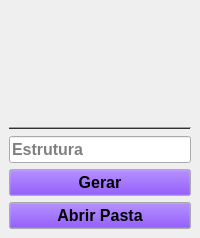
The window that resources/uis/main.ui (foxtec198/Desktop_GQR) describes before a commit, drawn with Qt 5.
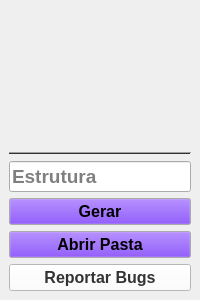
The same window after the commit. Icons and pictures are not drawn.

Diff of the .ui file:
```diff
--- a/resources/uis/main.ui
+++ b/resources/uis/main.ui
@@ -13,7 +13,7 @@
     <x>0</x>
     <y>0</y>
     <width>200</width>
-    <height>238</height>
+    <height>300</height>
    </rect>
   </property>
   <property name="sizePolicy">
@@ -25,12 +25,12 @@
   <property name="minimumSize">
    <size>
     <width>200</width>
-    <height>200</height>
+    <height>300</height>
    </size>
   </property>
   <property name="maximumSize">
    <size>
-    <width>200</width>
+    <width>500</width>
     <height>238</height>
    </size>
   </property>
@@ -163,6 +163,9 @@
       <property name="text">
        <string/>
       </property>
+      <property name="textFormat">
+       <enum>Qt::AutoText</enum>
+      </property>
       <property name="pixmap">
        <pixmap>../scr/qr.png</pixmap>
       </property>
@@ -183,6 +186,11 @@
     </item>
     <item>
      <widget class="QLineEdit" name="estruturaEntry">
+      <property name="font">
+       <font>
+        <pointsize>14</pointsize>
+       </font>
+      </property>
       <property name="toolTip">
        <string>Adicione um CR ou uma Estrutura Especifica</string>
       </property>
@@ -196,6 +204,16 @@
       <property name="text">
        <string>Gerar</string>
       </property>
+      <property name="icon">
+       <iconset>
+        <normaloff>../scr/icons8-engrenagem-100.png</normaloff>../scr/icons8-engrenagem-100.png</iconset>
+      </property>
+      <property name="iconSize">
+       <size>
+        <width>20</width>
+        <height>20</height>
+       </size>
+      </property>
       <property name="shortcut">
        <string>Enter</string>
       </property>
@@ -211,13 +229,52 @@
       </property>
       <property name="icon">
        <iconset>
-        <normaloff>../scr/icons8-pasta-100.png</normaloff>../scr/icons8-pasta-100.png</iconset>
+        <normaloff>../scr/icons8-pasta-100 (1).png</normaloff>../scr/icons8-pasta-100 (1).png</iconset>
+      </property>
+      <property name="iconSize">
+       <size>
+        <width>20</width>
+        <height>20</height>
+       </size>
       </property>
       <property name="shortcut">
        <string>Ctrl+O</string>
       </property>
      </widget>
     </item>
+    <item>
+     <widget class="QPushButton" name="gitBtn">
+      <property name="font">
+       <font>
+        <family>MS UI Gothic</family>
+        <pointsize>12</pointsize>
+        <weight>75</weight>
+        <italic>false</italic>
+        <bold>true</bold>
+       </font>
+      </property>
+      <property name="cursor">
+       <cursorShape>ArrowCursor</cursorShape>
+      </property>
+      <property name="styleSheet">
+       <string notr="true">background-color: white;
+color: #333;</string>
+      </property>
+      <property name="text">
+       <string>Reportar Bugs</string>
+      </property>
+      <property name="icon">
+       <iconset>
+        <normaloff>../scr/25231.png</normaloff>../scr/25231.png</iconset>
+      </property>
+      <property name="iconSize">
+       <size>
+        <width>20</width>
+        <height>20</height>
+       </size>
+      </property>
+     </widget>
+    </item>
    </layout>
   </widget>
  </widget>
```
Left out of the diff: 8 changed lines with no effect on the pictures.
